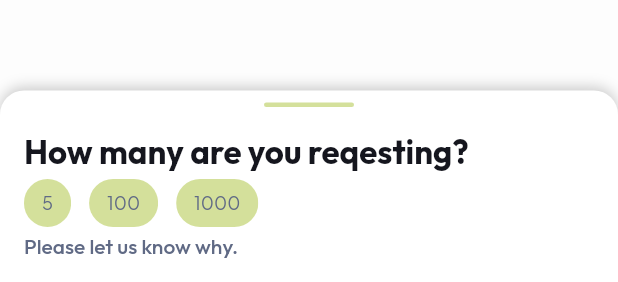
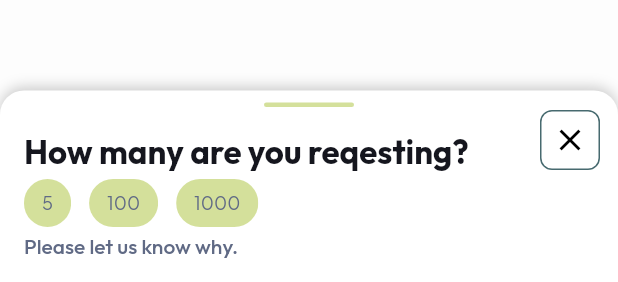
Before and after one commit to jfletcher5/poc-storybook, a Flutter app: the RequestCreditsWidget widget shown alone on an empty page, opened directly, on a phone screen of 412 x 824 dp. Shown: the part 625-907 px from the top of the screen. Run offline on Flutter 3.47's test engine with Material 3 defaults, Android fonts, the phone set to English and light mode, and no system bars; drawn by our look-alikes of auto_size_text; our stand-ins replace cached_network_image, cloud_firestore, dropdown_button2, easy_debounce, equatable, firebase_auth and 13 more; missing offline and left inert: json_path, mime_type; accounts and stored records are empty.

Commit message:
Updating to latest FlutterFlow output.

```diff
--- a/lib/components/request_credits/request_credits_widget.dart
+++ b/lib/components/request_credits/request_credits_widget.dart
@@ -1,4 +1,5 @@
 import '/flutter_flow/flutter_flow_choice_chips.dart';
+import '/flutter_flow/flutter_flow_icon_button.dart';
 import '/flutter_flow/flutter_flow_theme.dart';
 import '/flutter_flow/flutter_flow_util.dart';
 import '/flutter_flow/flutter_flow_widgets.dart';
@@ -107,6 +108,9 @@ class _RequestCreditsWidgetState extends State<RequestCreditsWidget> {
                           ),
                         ],
                       ),
+                      Row(
+                        mainAxisSize: MainAxisSize.max,
+                        children: [
                           Padding(
                             padding: const EdgeInsetsDirectional.fromSTEB(
                                 16.0, 16.0, 0.0, 0.0),
@@ -119,6 +123,31 @@ class _RequestCreditsWidgetState extends State<RequestCreditsWidget> {
                                     letterSpacing: 0.0,
                                   ),
                             ),
+                          ),
+                          Flexible(
+                            child: Align(
+                              alignment: const AlignmentDirectional(1.0, 0.0),
+                              child: Padding(
+                                padding: const EdgeInsetsDirectional.fromSTEB(
+                                    0.0, 0.0, 12.0, 0.0),
+                                child: FlutterFlowIconButton(
+                                  borderColor:
+                                      FlutterFlowTheme.of(context).primary,
+                                  borderRadius: 8.0,
+                                  borderWidth: 1.0,
+                                  buttonSize: 40.0,
+                                  icon: const Icon(
+                                    Icons.close_sharp,
+                                    size: 24.0,
+                                  ),
+                                  onPressed: () async {
+                                    Navigator.pop(context);
+                                  },
+                                ),
+                              ),
+                            ),
+                          ),
+                        ],
                       ),
                       Padding(
                         padding:
```
Lines whose indentation alone changed are shown as unchanged.
